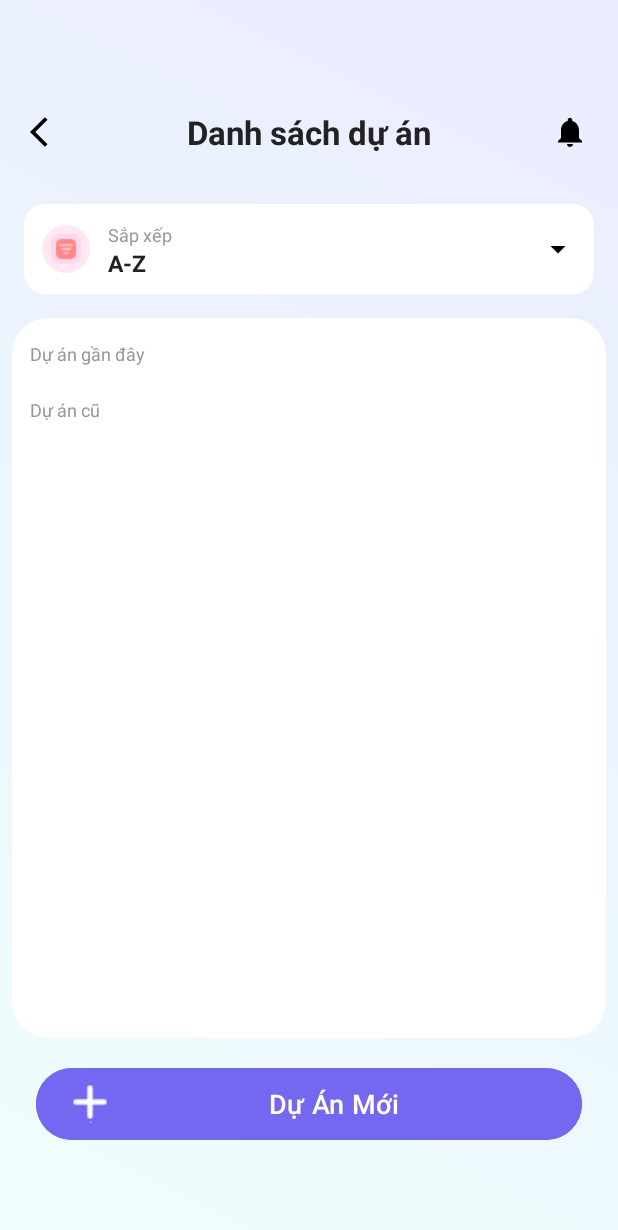
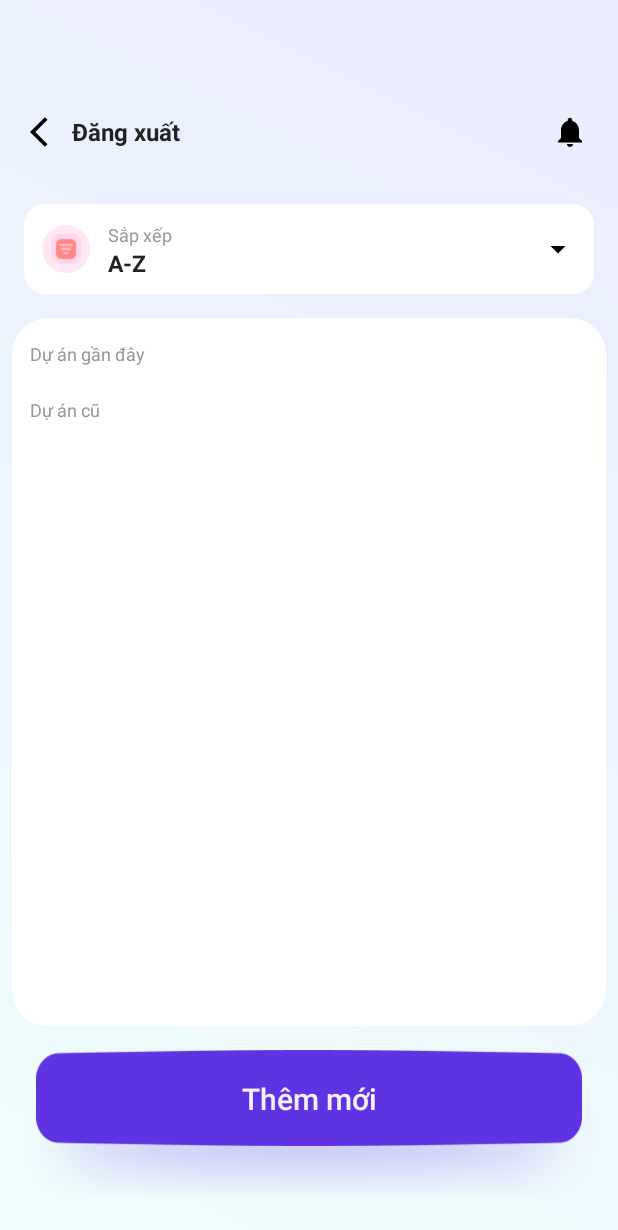
Before and after one commit to lephuoctai/task, an Android app: the ProjectListActivity screen opened directly, with no data from a screen before it, on a phone screen of 412 x 824 dp. Shown: the top 1230 px of the screen. Run offline under Robolectric (Android 15) with nearby library versions, the phone set to English and light mode, and no system bars.

Commit message:
update UI add logout Btn fix tough region and sort project list

```diff
--- a/app/src/main/AndroidManifest.xml
+++ b/app/src/main/AndroidManifest.xml
@@ -25,9 +25,6 @@
             android:name=".projectList"
             android:exported="false" />
         <activity
-            android:name=".addNote"
-            android:exported="false" />
-        <activity
             android:name=".MainActivity"
             android:exported="true">
             <intent-filter>
--- a/app/src/main/java/com/todo/task/EditProjectActivity.java
+++ b/app/src/main/java/com/todo/task/EditProjectActivity.java
@@ -18,7 +18,7 @@ public class EditProjectActivity extends AppCompatActivity {
         TextView tvStarDate = findViewById(R.id.tvStarDate);
         TextView tvEndDate = findViewById(R.id.tvEndDate);
         ImageView igIcDropdown = findViewById(R.id.ig_ic_dropdown);
-        Button btnAddProject = findViewById(R.id.btnAddProject);
+        ImageButton btnAddProject = findViewById(R.id.btnAddProject);
         ImageButton btnBack = findViewById(R.id.btnBack);
         ImageButton btnNoti = findViewById(R.id.btnNoti);
         String[] taskGroups = {"Công việc", "Cá nhân", "Học tập", "Khác"};
--- a/app/src/main/res/drawable/bg_task_item.xml
+++ b/app/src/main/res/drawable/bg_task_item.xml
@@ -1,6 +1,6 @@
 <?xml version="1.0" encoding="utf-8"?>
 <shape xmlns:android="http://schemas.android.com/apk/res/android">
-    <solid android:color="#FAF7F7"/>
+    <solid android:color="#F1EDED"/>
     <corners android:radius="16dp"/>
     <padding android:left="2dp" android:right="2dp" android:top="2dp" android:bottom="2dp"/>
 </shape>
--- a/app/src/main/res/layout/activity_add_project.xml
+++ b/app/src/main/res/layout/activity_add_project.xml
@@ -372,7 +372,7 @@
         android:layout_width="match_parent"
         android:layout_height="64dp"
         android:layout_marginHorizontal="24dp"
-        android:layout_marginBottom="20dp"
+        android:layout_marginBottom="60dp"
         android:background="@drawable/bg_btn"
         app:layout_constraintBottom_toBottomOf="parent"
         app:layout_constraintEnd_toEndOf="parent"
--- a/app/src/main/res/layout/activity_project_list.xml
+++ b/app/src/main/res/layout/activity_project_list.xml
@@ -23,12 +23,21 @@
         app:layout_constraintTop_toTopOf="parent">
 
         <ImageButton
-            android:id="@+id/btnBack"
+            android:id="@+id/logout"
             android:layout_width="32dp"
             android:layout_height="32dp"
             android:background="?selectableItemBackgroundBorderless"
             android:src="@drawable/ic_arrow_back"
             tools:ignore="TouchTargetSizeCheck,SpeakableTextPresentCheck" />
+        <TextView
+            android:id="@+id/logout_label"
+            android:layout_width="wrap_content"
+            android:layout_height="wrap_content"
+            android:text="Đăng xuất"
+            android:textColor="#222222"
+            android:textSize="16sp"
+            android:textStyle="bold"
+            />
 
         <TextView
             android:id="@+id/tvTitle"
@@ -36,7 +45,7 @@
             android:layout_height="wrap_content"
             android:layout_weight="1"
             android:gravity="center"
-            android:text="Danh sách dự án"
+            android:text=""
             android:textColor="#222222"
             android:textSize="22sp"
             android:textStyle="bold" />
@@ -173,24 +182,44 @@
     </LinearLayout>
 
     <!-- New Task Button -->
-    <Button
+    <ImageView
+        android:layout_width="match_parent"
+        android:layout_height="wrap_content"
+        android:layout_marginBottom="-70dp"
+
+        android:src="@drawable/shadow_btn"
+        app:layout_constraintBottom_toBottomOf="@id/btnNewTask"
+        app:layout_constraintStart_toStartOf="parent"
+        app:layout_constraintEnd_toEndOf="parent"
+        />
+
+    <ImageButton
         android:id="@+id/btnNewTask"
-        android:layout_width="0dp"
-        android:layout_height="56dp"
+        android:layout_width="match_parent"
+        android:layout_height="64dp"
         android:layout_marginHorizontal="24dp"
         android:layout_marginBottom="60dp"
-        android:backgroundTint="#7467F0"
-        android:text="Dự Án Mới"
-        android:textAllCaps="false"
-        android:textColor="@android:color/white"
-        android:textSize="18sp"
-        android:drawableLeft="@drawable/ic_add"
-        android:gravity="center"
-        android:elevation="8dp"
+        android:background="@drawable/bg_btn"
         app:layout_constraintBottom_toBottomOf="parent"
-        app:layout_constraintStart_toStartOf="parent"
-        app:layout_constraintEnd_toEndOf="parent"/>
+        app:layout_constraintEnd_toEndOf="parent"
+        app:layout_constraintStart_toStartOf="parent" />
 
+    <TextView
+        android:layout_width="wrap_content"
+        android:layout_height="wrap_content"
+
+        android:text="Thêm mới"
+        android:fontFamily="sans-serif"
+        android:textSize="20dp"
+        android:textFontWeight="600"
+        android:textAlignment="center"
+        android:textColor="@color/light"
+
+        app:layout_constraintTop_toTopOf="@id/btnNewTask"
+        app:layout_constraintStart_toStartOf="@id/btnNewTask"
+        app:layout_constraintEnd_toEndOf="@id/btnNewTask"
+        app:layout_constraintBottom_toBottomOf="@id/btnNewTask"
+        />
     <LinearLayout
         android:id="@+id/task_list"
         android:layout_width="0dp"
```
Also changed, not shown: app/src/main/java/com/todo/task/ProjectListActivity.java (+59 -14 lines), app/src/main/java/com/todo/task/addNote.java (deleted, +0 -46 lines), app/src/main/res/layout/activity_add_note.xml (deleted, +0 -109 lines), app/src/main/res/layout/activity_edit_project.xml (+33 -13 lines).
